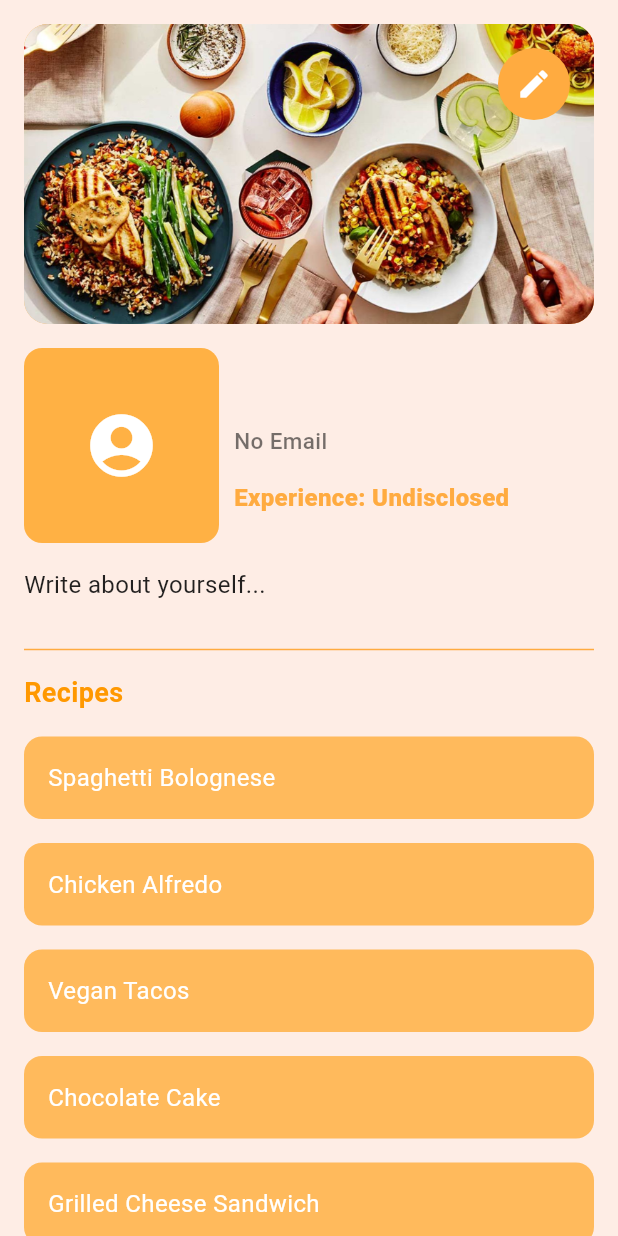
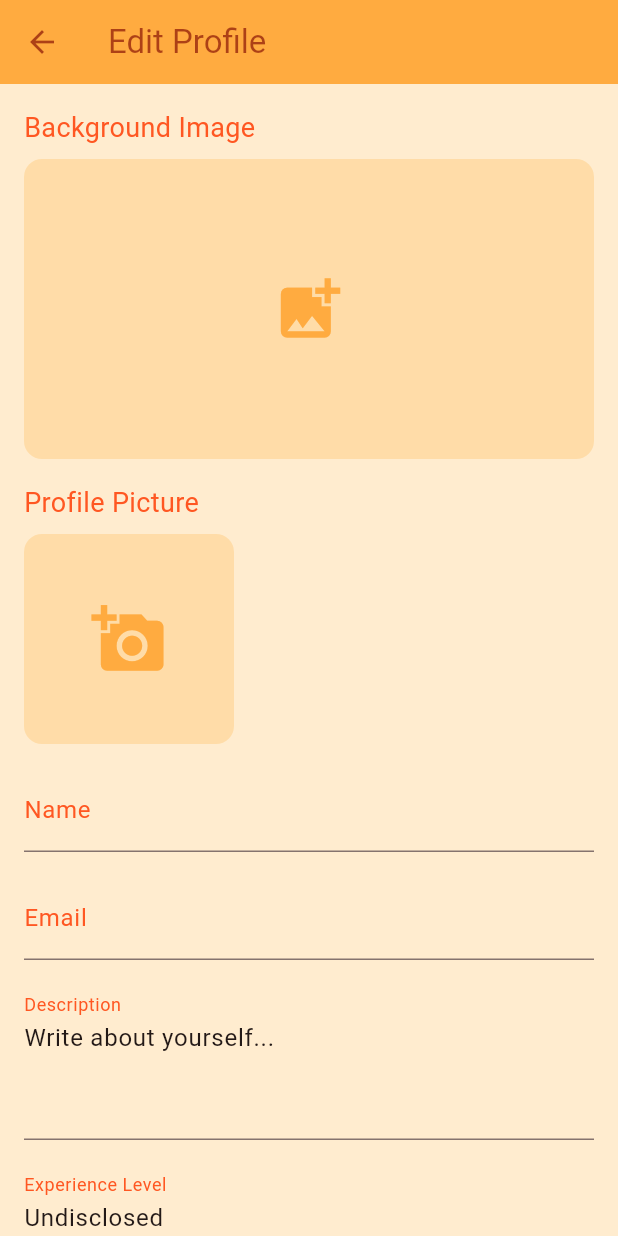
Before and after one commit to FontesTaken/EasyDish_app, a Flutter app: the ProfilePage screen opened directly, after a tap on the "edit" icon, on a phone screen of 412 x 824 dp. Run offline on Flutter 3.47's test engine with Material 3 defaults, Android fonts, the phone set to English and light mode, and no system bars; our stand-ins replace font_awesome_flutter, image_picker.

Commit message:
Fixed some small mistakes and colours problems plus edit profile

```diff
--- a/easy_dish/lib/data_classes/user_data.dart
+++ b/easy_dish/lib/data_classes/user_data.dart
@@ -10,6 +10,11 @@ class UserData {
   String password;
   bool isLoggedIn;
 
+  String? profileImage;
+  String? backgroundImage;
+
+  // TODO recipe list, bookmark list, shopping list ?
+
   // Private constructor to prevent direct instantiation
   UserData._privateConstructor({
     required this.email,
@@ -20,6 +25,8 @@ class UserData {
     required this.experience,
     required this.password,
     required this.isLoggedIn,
+    required this.backgroundImage,
+    required this.profileImage,
   });
 
 
@@ -38,6 +45,8 @@ class UserData {
       favoriteIngredients: "Tell us your favorite ingredients...",
       experience: "Undisclosed", password: '',
       isLoggedIn: false,
+      profileImage: null,
+      backgroundImage: null,
     );
     return _instance!;
   }
@@ -50,7 +59,10 @@ class UserData {
     String? preferences,
     String? favoriteIngredients,
     String? experience,
-    required String password
+    required String password,
+    String? profileImage,
+    String? backgroundImage,
+
   }) {
     _instance = UserData._privateConstructor(
         email: email,
@@ -59,7 +71,10 @@ class UserData {
         preferences: preferences ?? "Write your preferences...",
         favoriteIngredients: favoriteIngredients ?? "Tell us your favorite ingredients...",
         experience: experience ?? "Undisclosed",
-        password: password, isLoggedIn: true
+        password: password, isLoggedIn: true,
+        profileImage: profileImage ?? null,
+        backgroundImage: backgroundImage ?? null,
+
       );
   }
 
--- a/easy_dish/lib/main.dart
+++ b/easy_dish/lib/main.dart
@@ -13,7 +13,7 @@ class MyApp extends StatelessWidget {
     return MaterialApp(
       title: 'EasyDish',
       theme: ThemeData(
-        colorScheme: ColorScheme.fromSeed(seedColor: Colors.deepPurple),
+        colorScheme: ColorScheme.fromSeed(seedColor: Colors.deepOrange),
         useMaterial3: true,
       ),
       home: const WelcomeScreen(),
--- a/easy_dish/lib/screens/home/menu/menuDrawer.dart
+++ b/easy_dish/lib/screens/home/menu/menuDrawer.dart
@@ -8,9 +8,23 @@ Drawer menuDrawer(BuildContext context) {
   return Drawer(
     backgroundColor: const Color(0xFFEFDCC3),
     child: Column(
+      crossAxisAlignment: CrossAxisAlignment.start,
       children: [
+        // Menu title at the top left
+        const Padding(
+          padding: EdgeInsets.fromLTRB(16, 40, 16, 20),
+          child: Text(
+            'Menu',
+            style: TextStyle(
+              color: Color(0xFF885B0E),
+              fontWeight: FontWeight.bold,
+              fontSize: 28,
+            ),
+          ),
+        ),
+        const Divider(color: Color(0xFF885B0E)), // Optional divider below title
         if (UserData.instance.isLoggedIn) ...[
-          const SizedBox(height: 60),
+          const SizedBox(height: 20),
           // Menu items for logged-in users
           ListTile(
             leading: const Icon(
@@ -104,8 +118,7 @@ Drawer menuDrawer(BuildContext context) {
               );
             },
           ),
-        ] else
-          ...[
+        ] else ...[
           // Menu for users who are not logged in
           ListTile(
             leading: const Icon(Icons.info),
--- a/easy_dish/lib/screens/home/searchBar/searchBar.dart
+++ b/easy_dish/lib/screens/home/searchBar/searchBar.dart
@@ -26,24 +26,24 @@ Expanded searchBar(BuildContext context) {
         child: TextField(
           controller: _searchController,
           decoration: InputDecoration(
-            prefixIconColor: const Color(0xFFEC9C1F),
+            prefixIconColor: Colors.deepOrange,
             enabledBorder: OutlineInputBorder(
                 borderRadius: BorderRadius.circular(8.0),
                 borderSide: const BorderSide(
-                  color: Color(0xFFEC9C1F),
+                  color: Colors.deepOrange,
                   width: 2.0,
                 )
             ),
             focusedBorder: OutlineInputBorder(
               borderRadius: BorderRadius.circular(8.0),
               borderSide: const BorderSide(
-                color: Color(0xFFC28119),
+                color: Colors.deepOrange,
                 width: 2.0,
               ),
             ),
             hintText: 'Search...',
             hintStyle: const TextStyle(
-              color: Color(0xFFEC9C1F),
+              color: Colors.deepOrange,
               fontWeight: FontWeight.bold,
               fontSize: 18,
             ),
--- /dev/null
+++ b/easy_dish/lib/screens/profile/profile_edit.dart
@@ -0,0 +1,227 @@
+import 'package:flutter/material.dart';
+import 'package:image_picker/image_picker.dart';
+import 'dart:io';
+
+import 'package:flutter_app_test/data_classes/user_data.dart';
+
+class EditProfilePage extends StatefulWidget {
+  const EditProfilePage({super.key});
+
+  @override
+  EditProfilePageState createState() => EditProfilePageState();
+}
+
+class EditProfilePageState extends State<EditProfilePage> {
+  final _formKey = GlobalKey<FormState>();
+
+  // Local variables to hold form values
+  String userName = UserData.instance.name ?? '';
+  String userEmail = UserData.instance.email ?? '';
+  String description = UserData.instance.aboutMe ?? '';
+  String experienceLevel = UserData.instance.experience ?? '';
+  File? backgroundImage;
+  File? profileImage;
+
+  final ImagePicker _picker = ImagePicker();
+
+  // Function to select an image from gallery or camera
+  Future<void> _pickImage(ImageSource source, bool isBackground) async {
+    final pickedFile = await _picker.pickImage(source: source);
+
+    if (pickedFile != null) {
+      setState(() {
+        if (isBackground) {
+          backgroundImage = File(pickedFile.path);
+        } else {
+          profileImage = File(pickedFile.path);
+        }
+      });
+    }
+  }
+
+  // Save changes to the singleton
+  void _saveChanges() {
+    if (_formKey.currentState?.validate() ?? false) {
+      _formKey.currentState?.save();
+
+      setState(() {
+        UserData.instance.name = userName;
+        UserData.instance.email = userEmail;
+        UserData.instance.aboutMe = description;
+        UserData.instance.experience = experienceLevel;
+
+        // Save the images in the UserData class if needed
+        if (backgroundImage != null) {
+          UserData.instance.backgroundImage = backgroundImage!.path;
+        }
+        if (profileImage != null) {
+          UserData.instance.profileImage = profileImage!.path;
+        }
+      });
+
+      Navigator.pop(context, true); // Pass true to indicate changes were saved
+    }
+  }
+
+  @override
+  Widget build(BuildContext context) {
+    return Scaffold(
+      backgroundColor: Colors.orange.withOpacity(0.19),
+      appBar: AppBar(
+        title: const Text(
+          'Edit Profile',
+          style: TextStyle(color: Color(0xA8820A00)),
+        ),
+        backgroundColor: Colors.orangeAccent,
+        iconTheme: const IconThemeData(color: Color(0xA8820A00)), // Set arrow color
+      ),
+      body: SingleChildScrollView(
+        padding: const EdgeInsets.all(16.0),
+        child: Form(
+          key: _formKey,
+          child: Column(
+            crossAxisAlignment: CrossAxisAlignment.start,
+            children: [
+              const Text(
+                'Background Image',
+                style: TextStyle(fontSize: 18, color: Colors.deepOrange),
+              ),
+              const SizedBox(height: 8),
+              GestureDetector(
+                onTap: () => _pickImage(ImageSource.gallery, true),
+                child: Container(
+                  height: 200,
+                  width: double.infinity,
+                  decoration: BoxDecoration(
+                    color: Colors.orange.withOpacity(0.19),
+                    borderRadius: BorderRadius.circular(12),
+                    image: backgroundImage != null
+                        ? DecorationImage(
+                      image: FileImage(backgroundImage!),
+                      fit: BoxFit.cover,
+                    )
+                        : null,
+                  ),
+                  child: backgroundImage == null
+                      ? const Center(
+                    child: Icon(
+                      Icons.add_photo_alternate,
+                      size: 50,
+                      color: Colors.orangeAccent,
+                    ),
+                  )
+                      : null,
+                ),
+              ),
+              const SizedBox(height: 16),
+
+              const Text(
+                'Profile Picture',
+                style: TextStyle(fontSize: 18, color: Colors.deepOrange),
+              ),
+              const SizedBox(height: 8),
+              GestureDetector(
+                onTap: () => _pickImage(ImageSource.gallery, false),
+                child: Container(
+                  height: 140,
+                  width: 140,
+                  decoration: BoxDecoration(
+                    color: Colors.orange.withOpacity(0.19),
+                    borderRadius: BorderRadius.circular(12),
+                    image: profileImage != null
+                        ? DecorationImage(
+                      image: FileImage(profileImage!),
+                      fit: BoxFit.cover,
+                    )
+                        : null,
+                  ),
+                  child: profileImage == null
+                      ? const Center(
+                    child: Icon(
+                      Icons.add_a_photo,
+                      size: 50,
+                      color: Colors.orangeAccent,
+                    ),
+                  )
+                      : null,
+                ),
+              ),
+              const SizedBox(height: 16),
+
+              TextFormField(
+                initialValue: userName,
+                decoration: const InputDecoration(
+                  labelText: 'Name',
+                  labelStyle: TextStyle(color: Colors.deepOrange),
+                  focusedBorder: UnderlineInputBorder(
+                    borderSide: BorderSide(color: Colors.deepOrange),
+                  ),
+                ),
+                validator: (value) =>
+                value == null || value.isEmpty ? 'Name cannot be empty' : null,
+                onSaved: (value) => userName = value!,
+              ),
+              const SizedBox(height: 16),
+
+              TextFormField(
+                initialValue: userEmail,
+                decoration: const InputDecoration(
+                  labelText: 'Email',
+                  labelStyle: TextStyle(color: Colors.deepOrange),
+                  focusedBorder: UnderlineInputBorder(
+                    borderSide: BorderSide(color: Colors.deepOrange),
+                  ),
+                ),
+                validator: (value) => value == null || !value.contains('@')
+                    ? 'Invalid email'
+                    : null,
+                onSaved: (value) => userEmail = value!,
+              ),
+              const SizedBox(height: 16),
+
+              TextFormField(
+                initialValue: description,
+                decoration: const InputDecoration(
+                  labelText: 'Description',
+                  labelStyle: TextStyle(color: Colors.deepOrange),
+                  focusedBorder: UnderlineInputBorder(
+                    borderSide: BorderSide(color: Colors.deepOrange),
+                  ),
+                ),
+                maxLines: 3,
+                onSaved: (value) => description = value!,
+              ),
+              const SizedBox(height: 16),
+
+              TextFormField(
+                initialValue: experienceLevel,
+                decoration: const InputDecoration(
+                  labelText: 'Experience Level',
+                  labelStyle: TextStyle(color: Colors.deepOrange),
+                  focusedBorder: UnderlineInputBorder(
+                    borderSide: BorderSide(color: Colors.deepOrange),
+                  ),
+                ),
+                onSaved: (value) => experienceLevel = value!,
+              ),
+              const SizedBox(height: 24),
+
+              Center(
+                child: ElevatedButton(
+                  onPressed: _saveChanges,
+                  style: ElevatedButton.styleFrom(
+                    backgroundColor: Colors.deepOrange,
+                  ),
+                  child: const Text(
+                    'Save Changes',
+                    style: TextStyle(color: Colors.white),
+                  ),
+                ),
+              ),
+            ],
+          ),
+        ),
+      ),
+    );
+  }
+}
--- a/easy_dish/lib/screens/profile/profile_page.dart
+++ b/easy_dish/lib/screens/profile/profile_page.dart
@@ -1,5 +1,8 @@
+import 'dart:io';
+
 import 'package:flutter/material.dart';
-import 'package:flutter_app_test/data_classes/user_data.dart'; // Import the UserData singleton
+import 'package:flutter_app_test/data_classes/user_data.dart';
+import 'package:flutter_app_test/screens/profile/profile_edit.dart';
 
 class ProfilePage extends StatefulWidget {
   const ProfilePage({super.key});
@@ -46,7 +49,7 @@ class ProfilePageState extends State<ProfilePage> {
   Widget build(BuildContext context) {
     return Scaffold(
       body: Container(
-        color: Colors.orange.withOpacity(0.1),
+        color: Colors.orange.withOpacity(0.19),
         child: SafeArea(
           child: SingleChildScrollView(
             child: Padding(
@@ -67,7 +70,12 @@ class ProfilePageState extends State<ProfilePage> {
                         ),
                         child: ClipRRect(
                           borderRadius: BorderRadius.circular(16),
-                          child: Image.asset(
+                          child: UserData.instance.backgroundImage != null
+                              ? Image.file(
+                            File(UserData.instance.backgroundImage!),
+                            fit: BoxFit.cover,
+                          )
+                              : Image.asset(
                             "assets/meal_default_img.jpg",
                             fit: BoxFit.cover,
                           ),
@@ -78,7 +86,7 @@ class ProfilePageState extends State<ProfilePage> {
                         top: 16, // Position from the top
                         right: 16, // Position from the right
                         child: CircleAvatar(
-                          backgroundColor: Colors.orangeAccent,
+                          backgroundColor: Colors.deepOrange,
                           radius: 24,
                           child: IconButton(
                             icon: const Icon(
@@ -86,12 +94,15 @@ class ProfilePageState extends State<ProfilePage> {
                               color: Colors.white,
                             ),
                             onPressed: () {
-                              // Handle the edit button press here
-                              // TODO edit profile screen
+                              Navigator.pushReplacement(
+                                context,
+                                MaterialPageRoute(builder: (context) => const EditProfilePage()),
+                              );
                             },
                           ),
                         ),
                       ),
+
                     ],
                   ),
                   const SizedBox(height: 16),
@@ -102,17 +113,25 @@ class ProfilePageState extends State<ProfilePage> {
                     children: [
                       // Profile Picture
                       Container(
-                        height: 130,
-                        width: 130,
+                        height: 150,
+                        width: 150,
                         decoration: BoxDecoration(
                           color: Colors.orange.withOpacity(0.7),
                           borderRadius: BorderRadius.circular(12),
+                          image: UserData.instance.profileImage != null
+                              ? DecorationImage(
+                            image: FileImage(File(UserData.instance.profileImage!)),
+                            fit: BoxFit.cover,
+                          )
+                              : null,
                         ),
-                        child: const Icon(
+                        child: UserData.instance.profileImage == null
+                            ? const Icon(
                           Icons.account_circle,
                           size: 50,
                           color: Colors.white,
-                        ),
+                        )
+                            : null,
                       ),
                       const SizedBox(width: 10),
                       // Name, Email, and Experience
@@ -123,8 +142,8 @@ class ProfilePageState extends State<ProfilePage> {
                           Text(
                             userName,
                             style: const TextStyle(
-                              fontSize: 21,
-                              fontWeight: FontWeight.w700,
+                              fontSize: 26,
+                              fontWeight: FontWeight.w800,
                               color: Colors.deepOrange,
                             ),
                           ),
@@ -134,7 +153,7 @@ class ProfilePageState extends State<ProfilePage> {
                             userEmail,
                             style: const TextStyle(
                               fontSize: 15,
-                              fontWeight: FontWeight.w500,
+                              fontWeight: FontWeight.w600,
                               color: Colors.black54, // Slightly grayish color
                             ),
                           ),
@@ -145,7 +164,7 @@ class ProfilePageState extends State<ProfilePage> {
                             style: const TextStyle(
                               fontSize: 16,
                               fontWeight: FontWeight.w800,
-                              color: Colors.orangeAccent,
+                              color: Color(0x7C600700),
                             ),
                           ),
                         ],
@@ -159,24 +178,24 @@ class ProfilePageState extends State<ProfilePage> {
                     description,
                     style: const TextStyle(
                       fontSize: 16,
-                      color: Colors.black87,
-                      fontWeight: FontWeight.w400,
+                      color: Colors.black54,
+                      fontWeight: FontWeight.w600,
                     ),
                   ),
                   const SizedBox(height: 24),
 
                   // Recipes Section
                   const Divider(
-                    color: Colors.orangeAccent,
+                    color: Colors.deepOrange,
                     thickness: 1,
                   ),
                   const SizedBox(height: 8),
                   const Text(
                     "Recipes",
                     style: TextStyle(
-                      fontSize: 18,
+                      fontSize: 20,
                       fontWeight: FontWeight.bold,
-                      color: Colors.orange,
+                      color: Color(0xA8820A00),
                     ),
                   ),
                   const SizedBox(height: 8),
--- a/easy_dish/pubspec.yaml
+++ b/easy_dish/pubspec.yaml
@@ -36,6 +36,7 @@ dependencies:
   # The following adds the Cupertino Icons font to your application.
   # Use with the CupertinoIcons class for iOS style icons.
   cupertino_icons: ^1.0.8
+  image_picker: ^1.1.2
 
 dev_dependencies:
   flutter_test:
@@ -46,7 +47,7 @@ dev_dependencies:
   # activated in the `analysis_options.yaml` file located at the root of your
   # package. See that file for information about deactivating specific lint
   # rules and activating additional ones.
-  flutter_lints: ^4.0.0
+  flutter_lints: ^5.0.0
 
 # For information on the generic Dart part of this file, see the
 # following page: https://dart.dev/tools/pub/pubspec
```
Also changed, not shown: easy_dish/pubspec.lock. Lines whose indentation alone changed are shown as unchanged.
